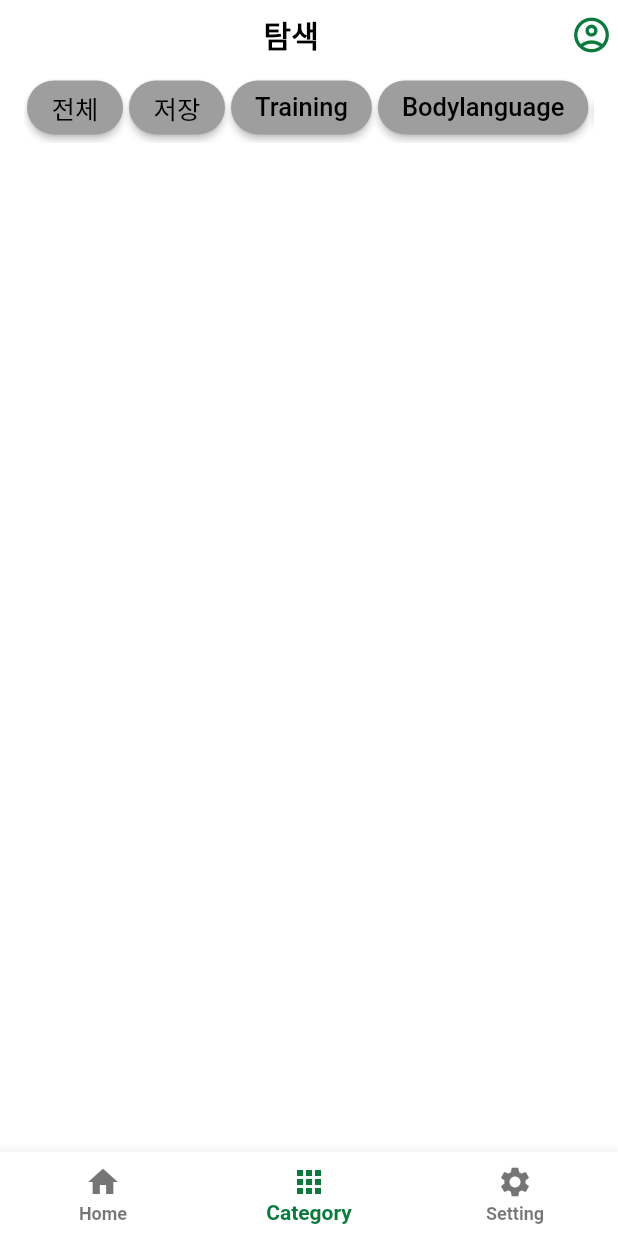
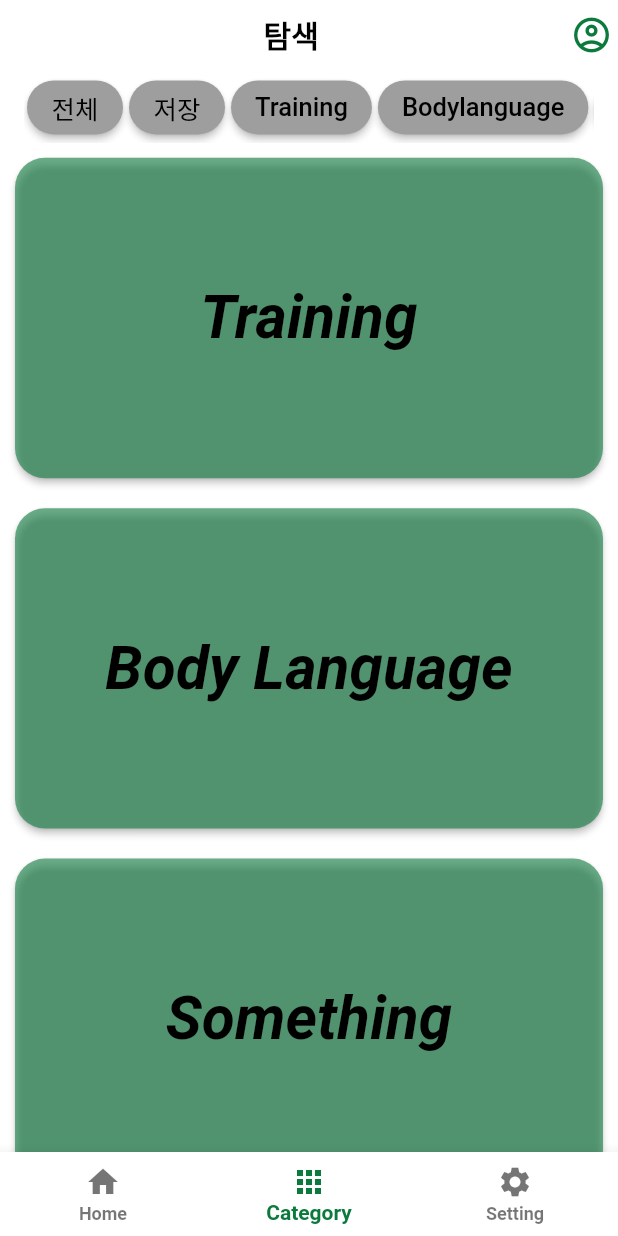
Before and after one commit to bohyeon9888/petpal_dummypage, a Flutter app: the screen it shows after launch, item 2 of the bottom bar chosen, on a phone screen of 412 x 824 dp. Run offline on Flutter 3.47's test engine with Material 2 defaults, Android fonts, the phone set to English and light mode, and no system bars; Roboto replaces fonts that are missing (Montserrat).

Commit message:
Make the body of categoty page

```diff
--- a/lib/screens/category_screen.dart
+++ b/lib/screens/category_screen.dart
@@ -2,6 +2,7 @@ import 'package:flutter/material.dart';
 
 import '../widgets/category_appbar.dart';
 import '../widgets/navbar.dart';
+import '../widgets/category_body.dart';
 
 class CategoryScreen extends StatelessWidget {
   final double deviceWidth;
@@ -17,6 +18,7 @@ class CategoryScreen extends StatelessWidget {
     return Scaffold(
       appBar:
           CategoryAppbar(deviceHeight: deviceHeight, deviceWidth: deviceWidth),
+      body: CategoryBody(deviceHeight: deviceHeight, deviceWidth: deviceWidth),
       bottomNavigationBar: NavBar(
         currentIndex: 1,
         deviceHeight: deviceHeight,
--- /dev/null
+++ b/lib/widgets/category_body.dart
@@ -0,0 +1,32 @@
+import 'package:flutter/material.dart';
+
+import './section.dart';
+
+class CategoryBody extends StatelessWidget {
+  final double deviceWidth;
+  final double deviceHeight;
+
+  CategoryBody({
+    super.key,
+    required this.deviceHeight,
+    required this.deviceWidth,
+  });
+
+  @override
+  Widget build(BuildContext context) {
+    return SafeArea(
+      child: SingleChildScrollView(
+        child: Column(
+          mainAxisAlignment: MainAxisAlignment.spaceEvenly,
+          crossAxisAlignment: CrossAxisAlignment.center,
+          children: [
+            Section(courseName: "Training", deviceHeight: deviceHeight, deviceWidth: deviceWidth),
+            Section(courseName: "Body Language", deviceHeight: deviceHeight, deviceWidth: deviceWidth),
+            Section(courseName: "Something", deviceHeight: deviceHeight, deviceWidth: deviceWidth),
+            Section(courseName: "Extra", deviceHeight: deviceHeight, deviceWidth: deviceWidth),
+          ],
+        ),
+      ),
+    );
+  }
+}
--- /dev/null
+++ b/lib/widgets/section.dart
@@ -0,0 +1,36 @@
+import 'package:flutter/material.dart';
+import '../main.dart';
+
+class Section extends StatelessWidget {
+  final String courseName;
+  final double deviceHeight;
+  final double deviceWidth;
+
+  Section({
+    super.key,
+    required this.courseName,
+    required this.deviceHeight,
+    required this.deviceWidth,
+  });
+
+  @override
+  Widget build(BuildContext context) {
+    return Container(
+      margin: const EdgeInsets.all(10),
+      child: ElevatedButton(
+        onPressed: () {},
+        child: Text(
+          courseName,
+          style: Theme.of(context).textTheme.headlineLarge,
+        ),
+        style: ElevatedButton.styleFrom(
+          backgroundColor: AppColor.greenTambourineTransparent,
+          shape: RoundedRectangleBorder(
+            borderRadius: BorderRadius.circular(20),
+          ),
+          minimumSize: Size(deviceWidth, deviceHeight * 0.3),
+        ),
+      ),
+    );
+  }
+}
```
